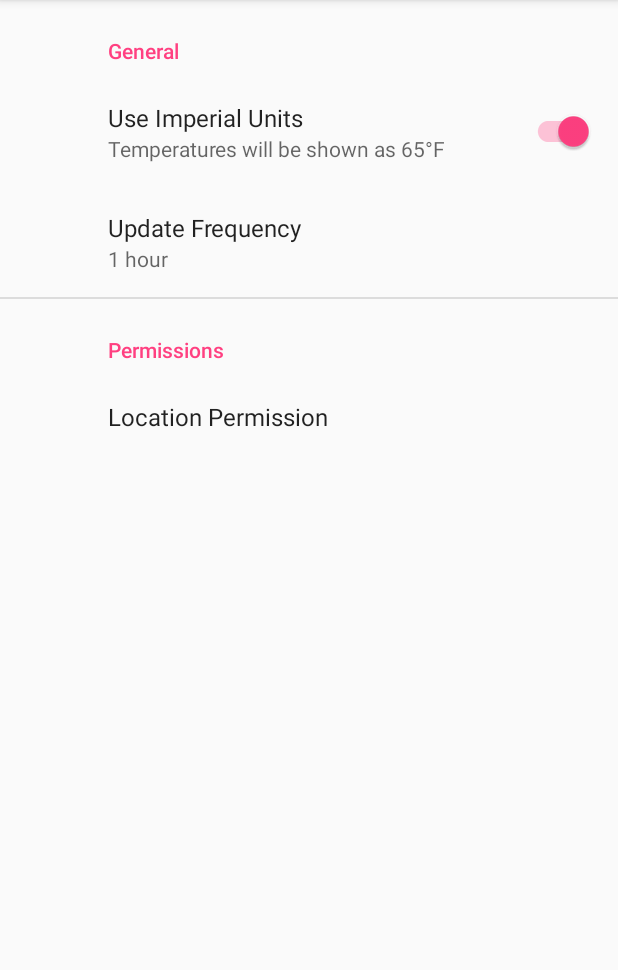
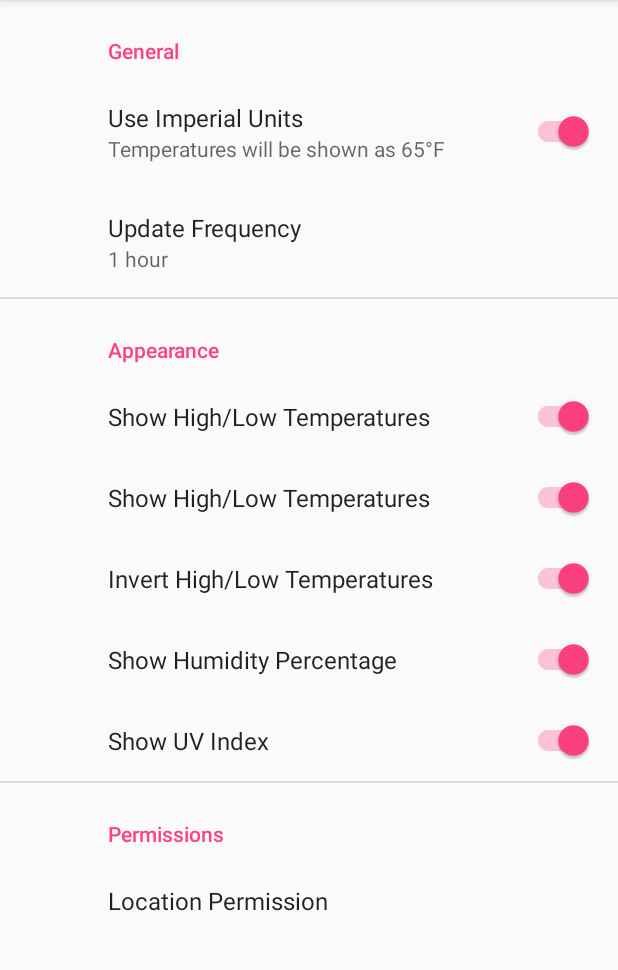
Before and after one commit to Kennyc1012/DashWeatherExtension, an Android app: the SettingsFragment screen opened directly, with no data from a screen before it, on a phone screen of 412 x 824 dp, the part 84-1054 px from its top. Run offline under Robolectric (Android 15) with nearby library versions, the phone set to English and light mode, and no system bars; our stand-ins replace androidx.preference; 1 statement that could not run was skipped.

Commit message:
Add Settings for ui appearance

```diff
--- a/app/src/main/AndroidManifest.xml
+++ b/app/src/main/AndroidManifest.xml
@@ -5,6 +5,7 @@
     <uses-permission android:name="android.permission.INTERNET" />
     <uses-permission android:name="android.permission.ACCESS_COARSE_LOCATION" />
     <uses-permission android:name="android.permission.ACCESS_FINE_LOCATION" />
+    <uses-permission android:name="android.permission.ACCESS_NETWORK_STATE" />
 
     <application
         android:icon="@mipmap/ic_launcher"
--- a/app/src/main/java/com/kennyc/dashweather/SettingsFragment.kt
+++ b/app/src/main/java/com/kennyc/dashweather/SettingsFragment.kt
@@ -52,7 +52,7 @@ class SettingsFragment : PreferenceFragmentCompat() {
     }
 
     fun onPermissionUpdated(available: Boolean) {
-        val stringRes = if (available) R.string.pref_permission_granted else R.string.pref_permission_declined
+        val stringRes = if (available) R.string.preference_permission_granted else R.string.preference_permission_declined
         findPreference(getString(R.string.pref_key_permission)).setSummary(stringRes)
     }
 }
--- a/app/src/main/res/values/preference_keys.xml
+++ b/app/src/main/res/values/preference_keys.xml
@@ -10,4 +10,9 @@
         <item>3</item>
     </string-array>
     <string name="pref_key_permission">pref_location_permission</string>
+    <string name="pref_key_show_high_low">pref_show_high_low</string>
+    <string name="pref_key_invert_high_low">pref_invert_high_low</string>
+    <string name="pref_key_show_uv">pref_show_uv</string>
+    <string name="pref_key_show_humidity">pref_show_humidity</string>
+    <string name="pref_key_show_location">pref_show_location</string>
 </resources>
--- a/app/src/main/res/values/strings.xml
+++ b/app/src/main/res/values/strings.xml
@@ -25,7 +25,13 @@
         <item>6 hours</item>
     </string-array>
     <string name="preference_cat_permissions">Permissions</string>
-    <string name="pref_permission">Location Permission</string>
-    <string name="pref_permission_granted">Permission granted</string>
-    <string name="pref_permission_declined">Permission not granted</string>
+    <string name="preference_permission">Location Permission</string>
+    <string name="preference_permission_granted">Permission granted</string>
+    <string name="preference_permission_declined">Permission not granted</string>
+    <string name="preference_cat_appearance">Appearance</string>
+    <string name="preference_show_high_low">Show High/Low Temperatures</string>
+    <string name="preference_high_low_invert">Invert High/Low Temperatures</string>
+    <string name="preference_show_uv">Show UV Index</string>
+    <string name="preference_show_humidity">Show Humidity Percentage</string>
+    <string name="preference_show_location">Show Location</string>
 </resources>
--- a/app/src/main/res/xml/settings.xml
+++ b/app/src/main/res/xml/settings.xml
@@ -17,11 +17,43 @@
 
     </android.support.v7.preference.PreferenceCategory>
 
+    <android.support.v7.preference.PreferenceCategory android:title="@string/preference_cat_appearance">
+
+        <android.support.v7.preference.SwitchPreferenceCompat
+            android:defaultValue="true"
+            android:key="@string/pref_key_show_location"
+            android:title="@string/preference_show_high_low" />
+
+        <android.support.v7.preference.SwitchPreferenceCompat
+            android:defaultValue="true"
+            android:key="@string/pref_key_show_high_low"
+            android:title="@string/preference_show_high_low" />
+
+
+        <android.support.v7.preference.SwitchPreferenceCompat
+            android:defaultValue="true"
+            android:key="@string/pref_key_invert_high_low"
+            android:title="@string/preference_high_low_invert" />
+
+        <android.support.v7.preference.SwitchPreferenceCompat
+            android:defaultValue="true"
+            android:key="@string/pref_key_show_humidity"
+            android:title="@string/preference_show_humidity" />
+
+
+        <android.support.v7.preference.SwitchPreferenceCompat
+            android:defaultValue="true"
+            android:key="@string/pref_key_show_uv"
+            android:title="@string/preference_show_uv" />
+
+
+    </android.support.v7.preference.PreferenceCategory>
+
     <android.support.v7.preference.PreferenceCategory android:title="@string/preference_cat_permissions">
 
         <android.support.v7.preference.Preference
             android:key="@string/pref_key_permission"
-            android:title="@string/pref_permission" />
+            android:title="@string/preference_permission" />
 
     </android.support.v7.preference.PreferenceCategory>
 
```
